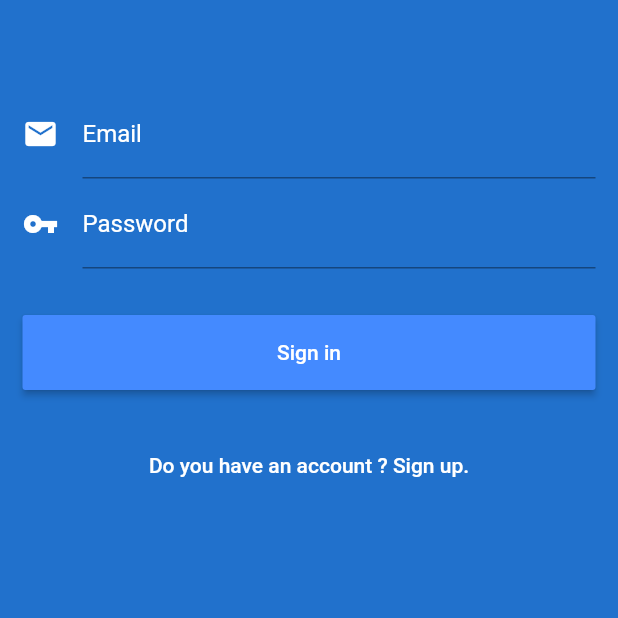
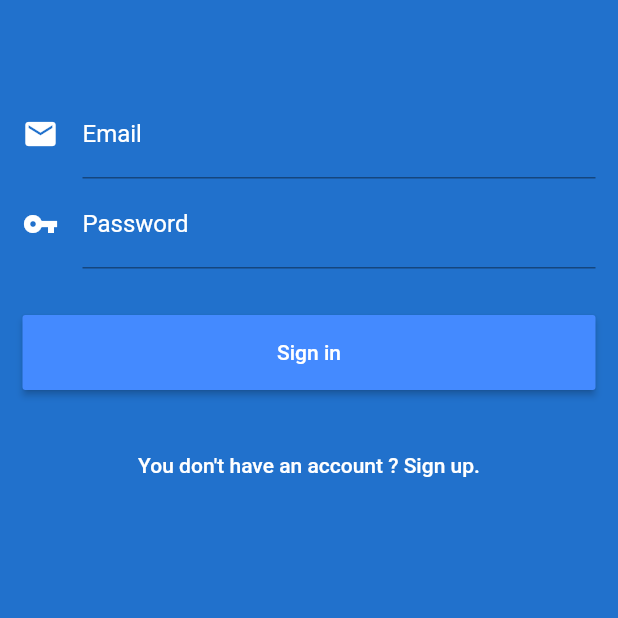
Before and after one commit to ibrahimBougaoua/factory_moblie_app, a Flutter app: the screen it shows after launch, on a phone screen of 412 x 824 dp, the top half of it. Run offline on Flutter 3.47's test engine with Material 2 defaults, Android fonts, the light colour scheme and no system bars; our stand-ins replace shared_preferences; network calls fail.

Commit message:
Refactoring : Signin

```diff
--- a/lib/view/signin.dart
+++ b/lib/view/signin.dart
@@ -106,7 +106,7 @@ class SigninState extends State<Signin> {
                         builder: (BuildContext context) => new Signup()
                     )
                   ),
-                  child: new Text('Do you have an account ? Sign up.',style: new TextStyle(color: Colors.white),),
+                  child: new Text('You don\'t have an account ? Sign up.',style: new TextStyle(color: Colors.white),),
                 ),
               ),
               Container(
```
